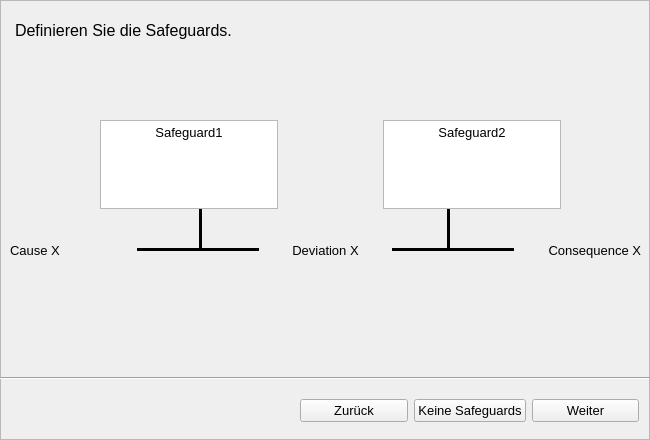
Above: Code/wizard_4.ui from MSPietsch/HMI before the change. Below: the same form after it.
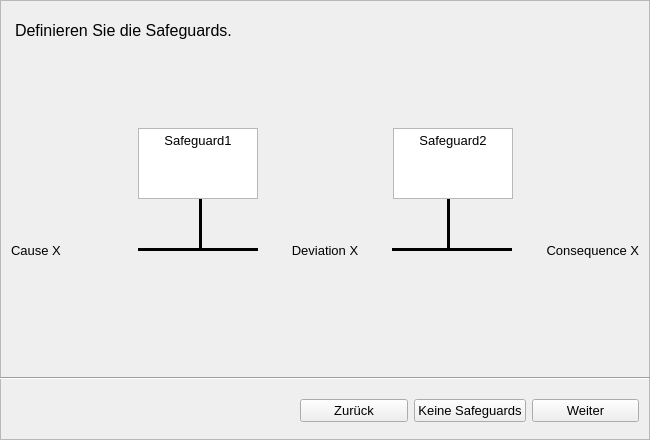
That is the form after the change.

Commit message: open Next Wizard aktualiesiert und Wizard bearbeitet

Diff of the .ui file:
```diff
--- a/Code/wizard_4.ui
+++ b/Code/wizard_4.ui
@@ -51,6 +51,12 @@
          <verstretch>0</verstretch>
         </sizepolicy>
        </property>
+       <property name="maximumSize">
+        <size>
+         <width>120</width>
+         <height>16777215</height>
+        </size>
+       </property>
        <property name="text">
         <string>Cause X</string>
        </property>
@@ -61,6 +67,12 @@
      </item>
      <item>
       <widget class="Line" name="line">
+       <property name="maximumSize">
+        <size>
+         <width>120</width>
+         <height>16777215</height>
+        </size>
+       </property>
        <property name="frameShadow">
         <enum>QFrame::Plain</enum>
        </property>
@@ -74,6 +86,12 @@
      </item>
      <item>
       <widget class="QLabel" name="label_6">
+       <property name="maximumSize">
+        <size>
+         <width>120</width>
+         <height>16777215</height>
+        </size>
+       </property>
        <property name="text">
         <string>Deviation X</string>
        </property>
@@ -84,6 +102,12 @@
      </item>
      <item>
       <widget class="Line" name="line_2">
+       <property name="maximumSize">
+        <size>
+         <width>120</width>
+         <height>16777215</height>
+        </size>
+       </property>
        <property name="frameShadow">
         <enum>QFrame::Plain</enum>
        </property>
@@ -103,6 +127,12 @@
          <verstretch>0</verstretch>
         </sizepolicy>
        </property>
+       <property name="maximumSize">
+        <size>
+         <width>120</width>
+         <height>16777215</height>
+        </size>
+       </property>
        <property name="font">
         <font>
          <pointsize>10</pointsize>
@@ -127,24 +157,13 @@
    <widget class="QWidget" name="horizontalLayoutWidget_3">
     <property name="geometry">
      <rect>
-      <x>100</x>
-      <y>120</y>
-      <width>461</width>
-      <height>89</height>
+      <x>10</x>
+      <y>128</y>
+      <width>631</width>
+      <height>71</height>
      </rect>
     </property>
     <layout class="QHBoxLayout" name="horizontalLayout_3">
-     <item>
-      <widget class="QTextEdit" name="sg1textEdit">
-       <property name="html">
-        <string>&lt;!DOCTYPE HTML PUBLIC &quot;-//W3C//DTD HTML 4.0//EN&quot; &quot;http://www.w3.org/TR/REC-html40/strict.dtd&quot;&gt;
-&lt;html&gt;&lt;head&gt;&lt;meta name=&quot;qrichtext&quot; content=&quot;1&quot; /&gt;&lt;style type=&quot;text/css&quot;&gt;
-p, li { white-space: pre-wrap; }
-&lt;/style&gt;&lt;/head&gt;&lt;body style=&quot; font-family:'MS Shell Dlg 2'; font-size:10pt; font-weight:400; font-style:normal;&quot;&gt;
-&lt;p align=&quot;center&quot; style=&quot; margin-top:0px; margin-bottom:0px; margin-left:0px; margin-right:0px; -qt-block-indent:0; text-indent:0px;&quot;&gt;&lt;span style=&quot; font-family:'MS Shell Dlg 2';&quot;&gt;Safeguard1&lt;/span&gt;&lt;/p&gt;&lt;/body&gt;&lt;/html&gt;</string>
-       </property>
-      </widget>
-     </item>
      <item>
       <spacer name="horizontalSpacer">
        <property name="orientation">
@@ -152,14 +171,62 @@
        </property>
        <property name="sizeHint" stdset="0">
         <size>
-         <width>178</width>
+         <width>120</width>
          <height>71</height>
         </size>
        </property>
       </spacer>
      </item>
+     <item>
+      <widget class="QTextEdit" name="sg1textEdit">
+       <property name="maximumSize">
+        <size>
+         <width>120</width>
+         <height>16777215</height>
+        </size>
+       </property>
+       <property name="layoutDirection">
+        <enum>Qt::RightToLeft</enum>
+       </property>
+       <property name="inputMethodHints">
+        <set>Qt::ImhMultiLine|Qt::ImhPreferUppercase</set>
+       </property>
+       <property name="verticalScrollBarPolicy">
+        <enum>Qt::ScrollBarAlwaysOff</enum>
+       </property>
+       <property name="horizontalScrollBarPolicy">
+        <enum>Qt::ScrollBarAlwaysOff</enum>
+       </property>
+       <property name="html">
+        <string>&lt;!DOCTYPE HTML PUBLIC &quot;-//W3C//DTD HTML 4.0//EN&quot; &quot;http://www.w3.org/TR/REC-html40/strict.dtd&quot;&gt;
+&lt;html&gt;&lt;head&gt;&lt;meta name=&quot;qrichtext&quot; content=&quot;1&quot; /&gt;&lt;style type=&quot;text/css&quot;&gt;
+p, li { white-space: pre-wrap; }
+&lt;/style&gt;&lt;/head&gt;&lt;body style=&quot; font-family:'MS Shell Dlg 2'; font-size:10pt; font-weight:400; font-style:normal;&quot;&gt;
+&lt;p align=&quot;center&quot; style=&quot; margin-top:0px; margin-bottom:0px; margin-left:0px; margin-right:0px; -qt-block-indent:0; text-indent:0px;&quot;&gt;&lt;span style=&quot; font-family:'MS Shell Dlg 2';&quot;&gt;Safeguard1&lt;/span&gt;&lt;/p&gt;&lt;/body&gt;&lt;/html&gt;</string>
+       </property>
+      </widget>
+     </item>
+     <item>
+      <spacer name="verticalSpacer_2">
+       <property name="orientation">
+        <enum>Qt::Horizontal</enum>
+       </property>
+       <property name="sizeHint" stdset="0">
+        <size>
+         <width>40</width>
+         <height>30</height>
+        </size>
+       </property>
+      </spacer>
+     </item>
      <item>
       <widget class="QTextEdit" name="sg2textEdit">
+       <property name="maximumSize">
+        <size>
+         <width>120</width>
+         <height>16777215</height>
+        </size>
+       </property>
        <property name="html">
         <string>&lt;!DOCTYPE HTML PUBLIC &quot;-//W3C//DTD HTML 4.0//EN&quot; &quot;http://www.w3.org/TR/REC-html40/strict.dtd&quot;&gt;
 &lt;html&gt;&lt;head&gt;&lt;meta name=&quot;qrichtext&quot; content=&quot;1&quot; /&gt;&lt;style type=&quot;text/css&quot;&gt;
@@ -169,6 +236,19 @@
        </property>
       </widget>
      </item>
+     <item>
+      <spacer name="verticalSpacer_3">
+       <property name="orientation">
+        <enum>Qt::Horizontal</enum>
+       </property>
+       <property name="sizeHint" stdset="0">
+        <size>
+         <width>40</width>
+         <height>30</height>
+        </size>
+       </property>
+      </spacer>
+     </item>
     </layout>
    </widget>
    <widget class="Line" name="line_3">
```
The commit also changes 7 other files.
